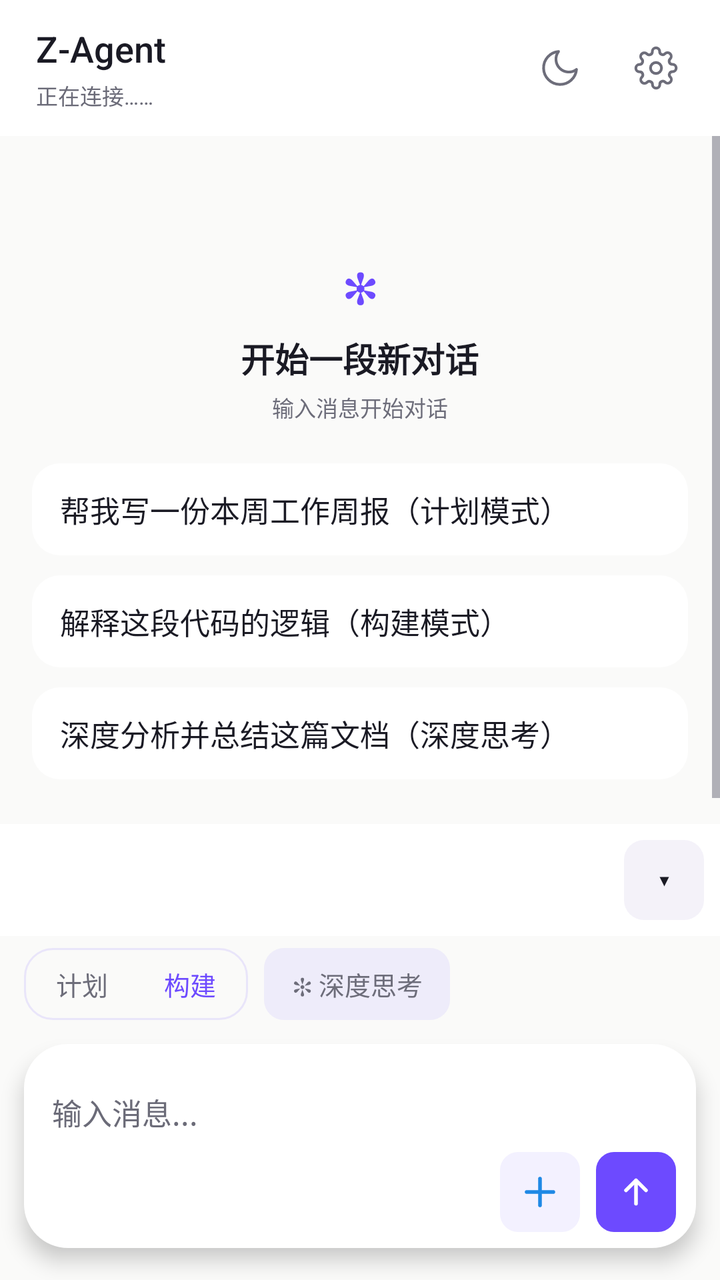
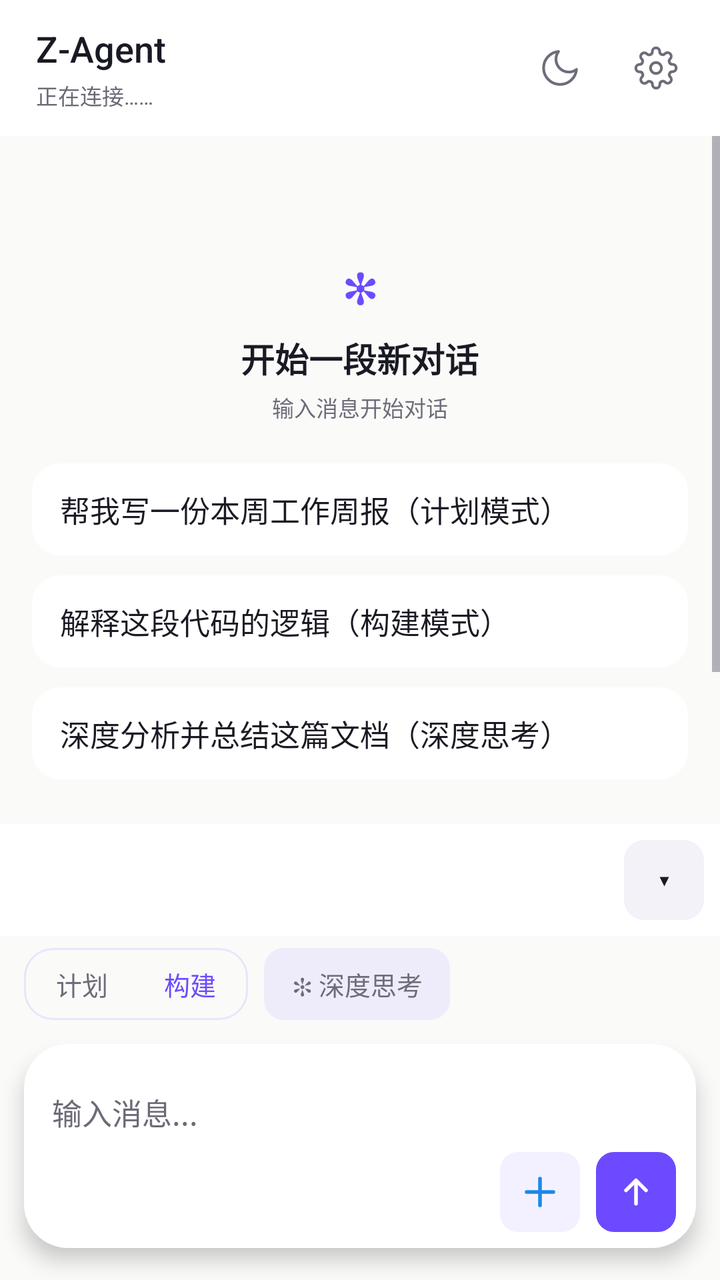

An Android layout rendered at two revisions. The XML below is the earlier revision; the diff shows what the commit changed to produce the second picture.
<!-- AndroidManifest.xml: application theme AppTheme -->
<!-- res/layout/activity_main.xml -->
<?xml version="1.0" encoding="utf-8"?>
<LinearLayout xmlns:android="http://schemas.android.com/apk/res/android"
android:id="@+id/rootView" android:clipChildren="false" android:clipToPadding="false"
android:layout_width="match_parent"
android:layout_height="match_parent"
android:background="@color/bg_canvas"
android:orientation="vertical">


<LinearLayout
android:id="@+id/topBar"
android:layout_width="match_parent"
android:layout_height="wrap_content"
android:background="@color/bg_elevated"
android:gravity="center_vertical"
android:orientation="horizontal"
android:paddingStart="18dp"
android:paddingTop="10dp"
android:paddingEnd="8dp"
android:paddingBottom="10dp">

<LinearLayout
android:layout_width="0dp"
android:layout_height="wrap_content"
android:layout_weight="1"
android:orientation="vertical">
<TextView
android:layout_width="wrap_content"
android:layout_height="wrap_content"
android:text="Z-Agent"
android:textColor="@color/text_primary"
android:fontFamily="sans-serif-medium"
android:textSize="18sp" />
<TextView
android:id="@+id/statusText"
android:layout_width="match_parent"
android:layout_height="wrap_content"
android:layout_marginTop="3dp"
android:ellipsize="end"
android:maxLines="1"
android:text="正在连接……"
android:textColor="@color/text_tertiary"
android:textSize="@dimen/fs_caption" />
</LinearLayout>


<FrameLayout
android:id="@+id/themeButton"
android:contentDescription="切换深浅主题"
android:layout_width="48dp"
android:layout_height="48dp"
android:background="?attr/selectableItemBackgroundBorderless"
android:clickable="true"
android:focusable="true">
<ImageView
android:id="@+id/themeIcon"
android:layout_width="22dp"
android:layout_height="22dp"
android:layout_gravity="center"
android:src="@drawable/ic_moon" />
</FrameLayout>


<FrameLayout
android:id="@+id/settingsButton"
android:contentDescription="打开设置"
android:layout_width="48dp"
android:layout_height="48dp"
android:background="?attr/selectableItemBackgroundBorderless"
android:clickable="true"
android:focusable="true">
<ImageView
android:layout_width="22dp"
android:layout_height="22dp"
android:layout_gravity="center"
android:src="@drawable/ic_gear" />
</FrameLayout>
</LinearLayout>


<FrameLayout android:clipChildren="false" android:clipToPadding="false"
android:layout_width="match_parent"
android:layout_height="0dp"
android:layout_weight="1">

<ScrollView
android:id="@+id/outputScroll"
android:layout_width="match_parent"
android:layout_height="match_parent"
android:background="@color/bg_canvas"
android:fillViewport="true"
android:overScrollMode="always"
android:scrollbars="vertical">
<LinearLayout
android:id="@+id/chatContainer"
android:layout_width="match_parent"
android:layout_height="wrap_content"
android:orientation="vertical"
android:paddingStart="8dp"
android:paddingTop="12dp"
android:paddingEnd="8dp"
android:paddingBottom="12dp">

<LinearLayout
android:id="@+id/emptyState"
android:layout_width="match_parent"
android:layout_height="wrap_content"
android:gravity="center_horizontal"
android:orientation="vertical"
android:paddingTop="48dp"
android:paddingBottom="24dp">
<TextView
android:layout_width="wrap_content"
android:layout_height="wrap_content"
android:text="✻"
android:textColor="@color/accent"
android:textSize="@dimen/fs_display"
android:textStyle="bold" />
<TextView
android:layout_width="wrap_content"
android:layout_height="wrap_content"
android:layout_marginTop="8dp"
android:text="开始一段新对话"
android:textColor="@color/text_primary"
android:textSize="@dimen/fs_title"
android:textStyle="bold" />
<TextView
android:layout_width="wrap_content"
android:layout_height="wrap_content"
android:layout_marginTop="4dp"
android:text="输入消息开始对话"
android:textColor="@color/text_secondary"
android:textSize="@dimen/fs_caption" />

<LinearLayout android:layout_width="match_parent" android:layout_height="wrap_content" android:layout_marginTop="20dp" android:orientation="vertical" android:paddingStart="8dp" android:paddingEnd="8dp">

<TextView android:id="@+id/promptCard1" android:layout_width="match_parent" android:layout_height="wrap_content" android:background="@drawable/bg_prompt_card" android:clickable="true" android:focusable="true" android:paddingStart="14dp" android:paddingTop="12dp" android:paddingEnd="14dp" android:paddingBottom="12dp" android:text="帮我写一份本周工作周报（计划模式）" android:textColor="@color/text_primary" android:textSize="@dimen/fs_body" />

<TextView android:id="@+id/promptCard2" android:layout_width="match_parent" android:layout_height="wrap_content" android:layout_marginTop="10dp" android:background="@drawable/bg_prompt_card" android:clickable="true" android:focusable="true" android:paddingStart="14dp" android:paddingTop="12dp" android:paddingEnd="14dp" android:paddingBottom="12dp" android:text="解释这段代码的逻辑（构建模式）" android:textColor="@color/text_primary" android:textSize="@dimen/fs_body" />

<TextView android:id="@+id/promptCard3" android:layout_width="match_parent" android:layout_height="wrap_content" android:layout_marginTop="10dp" android:background="@drawable/bg_prompt_card" android:clickable="true" android:focusable="true" android:paddingStart="14dp" android:paddingTop="12dp" android:paddingEnd="14dp" android:paddingBottom="12dp" android:text="深度分析并总结这篇文档（深度思考）" android:textColor="@color/text_primary" android:textSize="@dimen/fs_body" />
</LinearLayout>
</LinearLayout>
 </LinearLayout>
</ScrollView>


<FrameLayout
android:id="@+id/scrollBottomBtn"
android:layout_width="40dp"
android:layout_height="40dp"
android:layout_gravity="bottom|end"
android:layout_marginEnd="16dp"
 android:layout_marginBottom="76dp"
android:background="@drawable/bg_circle_btn"
android:clickable="true"
android:focusable="true"
android:foreground="@drawable/ripple_circle"
android:visibility="gone">
<TextView
android:layout_width="wrap_content"
android:layout_height="wrap_content"
android:layout_gravity="center"
android:text="↓"
android:textColor="@color/accent"
android:textSize="20sp"
android:textStyle="bold" />
</FrameLayout>

<FrameLayout android:id="@+id/quickToggleCollapsed" android:layout_width="28dp" android:layout_height="48dp" android:layout_gravity="bottom|end" android:layout_marginEnd="0dp" android:layout_marginBottom="8dp" android:background="@drawable/bg_edge_pill" android:clickable="true" android:focusable="true" android:foreground="@drawable/ripple_pill" android:visibility="gone" android:elevation="4dp">
<TextView android:layout_width="wrap_content" android:layout_height="wrap_content" android:layout_gravity="center" android:text="‹" android:textColor="@color/accent" android:textSize="22sp" android:textStyle="bold" />
</FrameLayout>
</FrameLayout>


<LinearLayout android:id="@+id/quickBarContainer" android:layout_width="match_parent" android:layout_height="wrap_content" android:background="@color/bg_elevated" android:orientation="vertical">

 <LinearLayout android:id="@+id/quickRowWrap" android:layout_width="match_parent" android:layout_height="wrap_content" android:gravity="center_vertical" android:minHeight="56dp" android:orientation="horizontal" android:paddingStart="8dp" android:paddingTop="6dp" android:paddingEnd="8dp" android:paddingBottom="6dp"> <HorizontalScrollView android:id="@+id/quickScroll" android:layout_width="0dp" android:layout_height="wrap_content" android:layout_weight="1" android:overScrollMode="never" android:scrollbars="none"> <LinearLayout android:id="@+id/quickRow" android:layout_width="wrap_content" android:layout_height="wrap_content" android:gravity="center_vertical" android:orientation="horizontal" android:paddingStart="8dp" android:paddingEnd="8dp" /> </HorizontalScrollView> <TextView android:id="@+id/quickCollapse" android:layout_width="40dp" android:layout_height="40dp" android:layout_marginStart="4dp" android:background="@drawable/bg_quick" android:clickable="true" android:focusable="true" android:foreground="@drawable/ripple_pill" android:gravity="center" android:text="▾" android:textColor="@color/text_primary" android:textSize="16sp" /> </LinearLayout>  <LinearLayout android:id="@+id/quickEditBar" android:layout_width="match_parent" android:layout_height="36dp" android:background="@color/bg_subtle" android:gravity="center_vertical" android:orientation="horizontal" android:paddingStart="16dp" android:paddingEnd="12dp" android:visibility="gone"> <TextView android:layout_width="0dp" android:layout_height="wrap_content" android:layout_weight="1" android:text="拖动排序 · 点×移除 · 点＋添加" android:textColor="@color/text_secondary" android:textSize="11sp" /> <TextView android:id="@+id/quickEditDone" android:layout_width="wrap_content" android:layout_height="wrap_content" android:paddingStart="12dp" android:paddingEnd="4dp" android:text="完成" android:textColor="@color/accent" android:textSize="13sp" android:textStyle="bold" /> </LinearLayout> </LinearLayout>


<LinearLayout android:id="@+id/inputBar" android:layout_width="match_parent" android:layout_height="wrap_content" android:background="@color/bg_canvas" android:clipChildren="false" android:clipToPadding="false" android:orientation="vertical" android:paddingStart="12dp" android:paddingTop="6dp" android:paddingEnd="12dp" android:paddingBottom="14dp">



<LinearLayout android:layout_width="match_parent" android:layout_height="wrap_content" android:gravity="center_vertical" android:orientation="horizontal" android:paddingBottom="8dp">

<FrameLayout android:id="@+id/segContainer" android:layout_width="wrap_content" android:layout_height="36dp" android:background="@drawable/bg_seg_container" android:padding="2dp">
<View android:id="@+id/segThumb" android:layout_width="0dp" android:layout_height="match_parent" android:background="@drawable/bg_seg_thumb" />
<LinearLayout android:layout_width="wrap_content" android:layout_height="match_parent" android:orientation="horizontal">
<TextView android:id="@+id/segPlan" android:layout_width="wrap_content" android:layout_height="match_parent" android:gravity="center" android:paddingStart="14dp" android:paddingEnd="14dp" android:text="计划" android:textColor="@color/text_secondary" android:textSize="@dimen/fs_label" />
<TextView android:id="@+id/segBuild" android:layout_width="wrap_content" android:layout_height="match_parent" android:gravity="center" android:paddingStart="14dp" android:paddingEnd="14dp" android:text="构建" android:textColor="@color/accent" android:textSize="@dimen/fs_label" />
</LinearLayout>
</FrameLayout>

<TextView android:id="@+id/chipThink2" android:layout_width="wrap_content" android:layout_height="36dp" android:layout_marginStart="8dp" android:background="@drawable/bg_mini_pill" android:clickable="true" android:focusable="true" android:foreground="@drawable/ripple_pill" android:gravity="center" android:paddingStart="14dp" android:paddingEnd="14dp" android:text="✻ 深度思考" android:textColor="@color/text_secondary" android:textSize="@dimen/fs_label" android:maxLines="1" android:singleLine="true" />

<TextView android:id="@+id/chipSearch" android:layout_width="wrap_content" android:layout_height="36dp" android:visibility="gone" />

<View android:layout_width="0dp" android:layout_height="1dp" android:layout_weight="1" />
</LinearLayout>



<LinearLayout android:id="@+id/inputCard" android:layout_width="match_parent" android:layout_height="wrap_content" android:layout_marginTop="4dp" android:layout_marginBottom="2dp" android:background="@drawable/bg_input_card" android:elevation="6dp" android:orientation="vertical" android:paddingStart="14dp" android:paddingTop="10dp" android:paddingEnd="10dp" android:paddingBottom="8dp">

<HorizontalScrollView android:id="@+id/attachScroll" android:layout_width="match_parent" android:layout_height="wrap_content" android:scrollbars="none" android:visibility="gone">
<LinearLayout android:id="@+id/attachRow" android:layout_width="wrap_content" android:layout_height="wrap_content" android:orientation="horizontal" android:paddingBottom="6dp" />
</HorizontalScrollView>

<EditText android:id="@+id/inputEdit" android:layout_width="match_parent" android:layout_height="wrap_content" android:minHeight="44dp" android:background="@null" android:hint="输入消息..." android:imeOptions="actionSend" android:inputType="textCapSentences" android:maxLines="5" android:paddingTop="8dp" android:paddingBottom="4dp" android:textColor="@color/text_primary" android:textColorHint="@color/text_tertiary" android:textSize="@dimen/fs_body" />

<LinearLayout android:layout_width="match_parent" android:layout_height="wrap_content" android:gravity="center_vertical|end" android:orientation="horizontal">

<FrameLayout android:id="@+id/btnPlus" android:contentDescription="添加附件" android:layout_width="40dp" android:layout_height="40dp" android:background="@drawable/bg_circle_btn" android:clickable="true" android:focusable="true" android:foreground="@drawable/ripple_circle">
<ImageView android:layout_width="20dp" android:layout_height="20dp" android:layout_gravity="center" android:src="@drawable/ic_plus" />
</FrameLayout>

<FrameLayout android:id="@+id/sendButton" android:contentDescription="发送消息" android:layout_width="40dp" android:layout_height="40dp" android:layout_marginStart="8dp" android:background="@drawable/bg_circle_send" android:clickable="true" android:focusable="true" android:foreground="@drawable/ripple_circle">
<ImageView android:layout_width="20dp" android:layout_height="20dp" android:layout_gravity="center" android:src="@drawable/ic_arrow_up" />
</FrameLayout>
</LinearLayout>
</LinearLayout>

</LinearLayout> </LinearLayout>
<!-- resources referenced by this layout -->
<resources>
  <color name="accent">#6D4AFF</color>
  <color name="bg_canvas">#FAFAF9</color>
  <color name="bg_elevated">#FFFFFF</color>
  <color name="bg_subtle">#F4F2F9</color>
  <color name="text_primary">#1A1A24</color>
  <color name="text_secondary">#6D6D7A</color>
  <color name="text_tertiary">#6B6B78</color>
  <dimen name="fs_body">15sp</dimen>
  <dimen name="fs_caption">11sp</dimen>
  <dimen name="fs_display">22sp</dimen>
  <dimen name="fs_label">13sp</dimen>
  <dimen name="fs_title">17sp</dimen>
  <!-- drawable bg_circle_btn (drawable) -->
  <?xml version="1.0" encoding="utf-8"?>
  <shape xmlns:android="http://schemas.android.com/apk/res/android" android:shape="rectangle">
   <solid android:color="@color/accent_subtle" />
   <corners android:radius="8.95dp" />
  </shape>
  <!-- drawable bg_circle_send (drawable) -->
  <?xml version="1.0" encoding="utf-8"?>
  <shape xmlns:android="http://schemas.android.com/apk/res/android" android:shape="rectangle">
   <solid android:color="@color/accent" />
   <corners android:radius="8.95dp" />
  </shape>
  <!-- drawable bg_edge_pill (drawable) -->
  <?xml version="1.0" encoding="utf-8"?>
  <shape xmlns:android="http://schemas.android.com/apk/res/android" android:shape="rectangle">
  <solid android:color="@color/bg_elevated" />
  <corners android:topLeftRadius="24dp" android:bottomLeftRadius="24dp" android:topRightRadius="0dp" android:bottomRightRadius="0dp" />
  </shape>
  <!-- drawable bg_input_card (drawable) -->
  <?xml version="1.0" encoding="utf-8"?>
  <shape xmlns:android="http://schemas.android.com/apk/res/android" android:shape="rectangle">
  <solid android:color="@color/bg_elevated" />
  <corners android:radius="22dp" />
  </shape>
  <!-- drawable bg_mini_pill (drawable) -->
  <?xml version="1.0" encoding="utf-8"?>
  <shape xmlns:android="http://schemas.android.com/apk/res/android" android:shape="rectangle">
  <solid android:color="@color/accent_subtle" />
  <corners android:radius="10dp" />
  </shape>
  <!-- drawable bg_prompt_card (drawable) -->
  <?xml version="1.0" encoding="utf-8"?>
  <shape xmlns:android="http://schemas.android.com/apk/res/android" android:shape="rectangle">
  <solid android:color="@color/bg_elevated" />
  <corners android:radius="14dp" />
  </shape>
  <!-- drawable bg_quick (drawable) -->
  <?xml version="1.0" encoding="utf-8"?>
  <shape xmlns:android="http://schemas.android.com/apk/res/android" android:shape="rectangle">
  <solid android:color="@color/bg_subtle" />
  <corners android:radius="10dp" />
  </shape>
  <!-- drawable bg_seg_container (drawable) -->
  <?xml version="1.0" encoding="utf-8"?>
  <shape xmlns:android="http://schemas.android.com/apk/res/android" android:shape="rectangle">
      <corners android:radius="14dp" />
      <stroke android:width="1dp" android:color="@color/divider" />
  </shape>
  <!-- drawable bg_seg_thumb (drawable) -->
  <?xml version="1.0" encoding="utf-8"?>
  <shape xmlns:android="http://schemas.android.com/apk/res/android" android:shape="rectangle">
  <solid android:color="@color/bg_elevated" />
  <corners android:radius="10dp" />
  </shape>
  <!-- drawable ripple_circle (drawable) -->
  <?xml version="1.0" encoding="utf-8"?>
  <ripple xmlns:android="http://schemas.android.com/apk/res/android" android:color="@color/accent_line">
   <item android:id="@android:id/mask">
   <shape android:shape="rectangle">
   <corners android:radius="8.95dp" />
   <solid android:color="#FFFFFF" />
   </shape>
   </item>
  </ripple>
  <color name="accent_subtle">#146D4AFF</color>
  <color name="divider">@color/accent_line</color>
  <color name="accent_line">#1F6D4AFF</color>
  <style name="AppBottomSheet" parent="Theme.Design.Light.BottomSheetDialog">
  <item name="bottomSheetStyle">@style/AppBottomSheet.Modal</item>
  <item name="android:windowIsFloating">false</item>
  <item name="android:statusBarColor">@android:color/transparent</item>
  </style>
  <style name="AppBottomSheet.Modal" parent="Widget.Design.BottomSheet.Modal">
  <item name="android:background">@android:color/transparent</item>
  </style>
  <!-- unchanged entries left out for length: 7 -->
</resources>

<!-- the commit's change to res/layout/activity_main.xml (unified diff, before → after) -->
@@ -99,7 +99,7 @@ android:orientation="vertical"
 android:paddingStart="8dp"
 android:paddingTop="12dp"
 android:paddingEnd="8dp"
-android:paddingBottom="12dp">
+android:paddingBottom="96dp">
 
 <LinearLayout
 android:id="@+id/emptyState"
